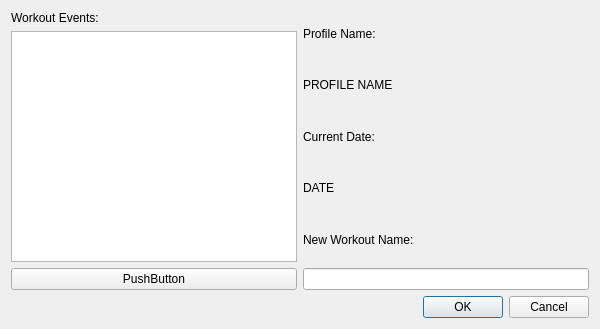
This is WorkoutWindow.ui in martina3203/MikeysApplication as Qt 5 draws it before an edit. The edited form follows.
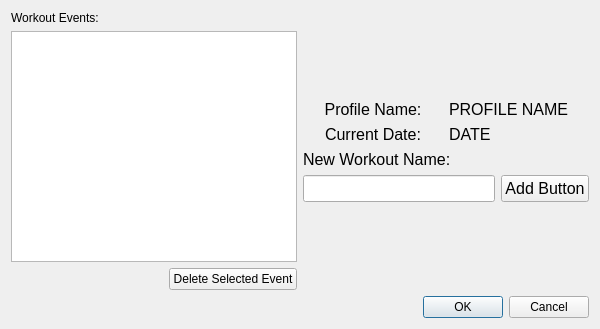
This is the edited form.

What changed in the file:
```diff
--- a/WorkoutWindow.ui
+++ b/WorkoutWindow.ui
@@ -47,10 +47,23 @@
          </item>
          <item>
           <layout class="QHBoxLayout" name="ListButtonLayout">
+           <item>
+            <spacer name="horizontalSpacer">
+             <property name="orientation">
+              <enum>Qt::Horizontal</enum>
+             </property>
+             <property name="sizeHint" stdset="0">
+              <size>
+               <width>40</width>
+               <height>20</height>
+              </size>
+             </property>
+            </spacer>
+           </item>
            <item>
             <widget class="QPushButton" name="DeleteButton">
              <property name="text">
-              <string>PushButton</string>
+              <string>Delete Selected Event</string>
              </property>
             </widget>
            </item>
@@ -61,42 +74,132 @@
        <item>
         <layout class="QVBoxLayout" name="WorkoutOptionLayout">
          <item>
+          <spacer name="verticalSpacer_2">
+           <property name="orientation">
+            <enum>Qt::Vertical</enum>
+           </property>
+           <property name="sizeType">
+            <enum>QSizePolicy::Expanding</enum>
+           </property>
+           <property name="sizeHint" stdset="0">
+            <size>
+             <width>20</width>
+             <height>40</height>
+            </size>
+           </property>
+          </spacer>
+         </item>
+         <item>
+          <layout class="QHBoxLayout" name="horizontalLayout_2">
+           <item>
           <widget class="QLabel" name="CurrentProfileLabel">
+             <property name="font">
+              <font>
+               <pointsize>12</pointsize>
+              </font>
+             </property>
            <property name="text">
             <string>Profile Name:</string>
            </property>
+             <property name="alignment">
+              <set>Qt::AlignCenter</set>
+             </property>
           </widget>
          </item>
          <item>
           <widget class="QLabel" name="ProfileNameLabel">
+             <property name="font">
+              <font>
+               <pointsize>12</pointsize>
+              </font>
+             </property>
            <property name="text">
             <string>PROFILE NAME</string>
            </property>
           </widget>
          </item>
+          </layout>
+         </item>
+         <item>
+          <layout class="QHBoxLayout" name="horizontalLayout_3">
          <item>
           <widget class="QLabel" name="CurrentDateLabel">
+             <property name="font">
+              <font>
+               <pointsize>12</pointsize>
+              </font>
+             </property>
            <property name="text">
             <string>Current Date:</string>
            </property>
+             <property name="alignment">
+              <set>Qt::AlignCenter</set>
+             </property>
           </widget>
          </item>
          <item>
           <widget class="QLabel" name="WorkoutDateLabel">
+             <property name="font">
+              <font>
+               <pointsize>12</pointsize>
+              </font>
+             </property>
            <property name="text">
             <string>DATE</string>
            </property>
           </widget>
          </item>
+          </layout>
+         </item>
          <item>
           <widget class="QLabel" name="EventNameLabel">
+           <property name="font">
+            <font>
+             <pointsize>12</pointsize>
+            </font>
+           </property>
            <property name="text">
             <string>New Workout Name:</string>
            </property>
           </widget>
          </item>
          <item>
-          <widget class="QLineEdit" name="EventNameLineEdit"/>
+          <layout class="QHBoxLayout" name="horizontalLayout_4">
+           <item>
+            <widget class="QLineEdit" name="EventNameLineEdit">
+             <property name="font">
+              <font>
+               <pointsize>12</pointsize>
+              </font>
+             </property>
+            </widget>
+           </item>
+           <item>
+            <widget class="QPushButton" name="AddButton">
+             <property name="font">
+              <font>
+               <pointsize>12</pointsize>
+              </font>
+             </property>
+             <property name="text">
+              <string>Add Button</string>
+             </property>
+            </widget>
+           </item>
+          </layout>
+         </item>
+         <item>
+          <spacer name="verticalSpacer">
+           <property name="orientation">
+            <enum>Qt::Vertical</enum>
+           </property>
+           <property name="sizeHint" stdset="0">
+            <size>
+             <width>20</width>
+             <height>40</height>
+            </size>
+           </property>
+          </spacer>
          </item>
         </layout>
        </item>
```
Lines whose indentation alone changed are shown as unchanged.
